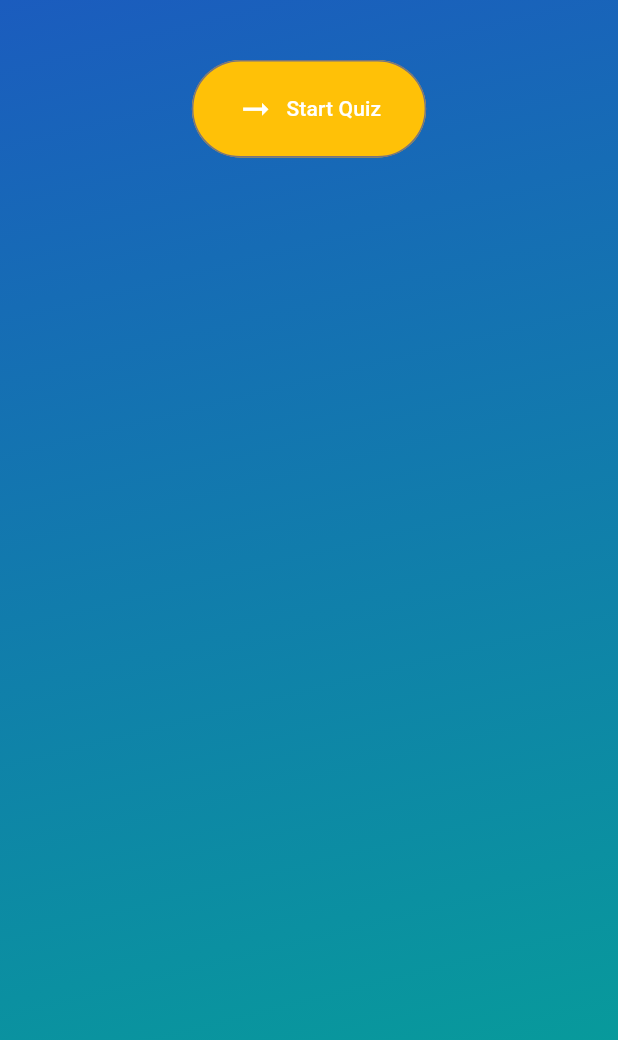
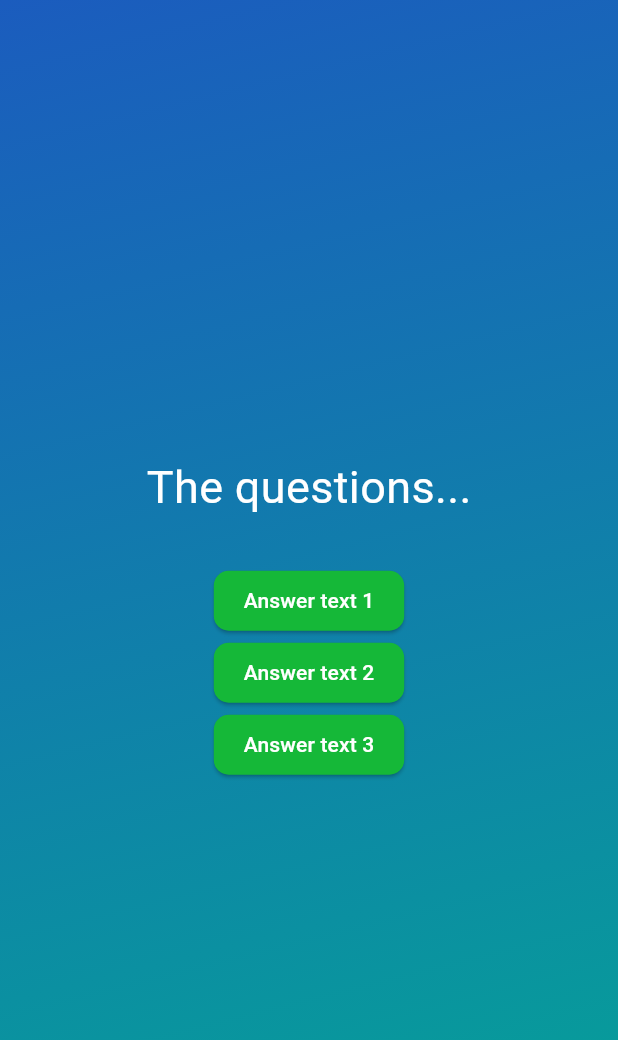
Before and after one commit to jonnywintech/flutter-quiz, a Flutter app: the screen it shows after launch, after a tap on "Start Quiz", on a phone screen of 412 x 824 dp. Shown: the top 1040 px of the screen. Run offline on Flutter 3.47's test engine with Material 3 defaults, Android fonts, the phone set to English and light mode, and no system bars.

Commit message:
building questions

```diff
--- /dev/null
+++ b/lib/answer_button.dart
@@ -0,0 +1,30 @@
+import 'package:flutter/material.dart';
+
+class AnswerButton extends StatelessWidget {
+  const AnswerButton({
+    required this.answerText,
+    required this.onTap,
+    super.key,
+  });
+
+  final String answerText;
+  final void Function() onTap;
+
+  @override
+  Widget build(BuildContext context) {
+    return ElevatedButton(
+      onPressed: () {
+        onTap();
+      },
+      style: ElevatedButton.styleFrom(
+        backgroundColor: const Color.fromARGB(255, 21, 184, 56),
+        foregroundColor: Colors.white,
+        shape: RoundedRectangleBorder(
+          borderRadius: BorderRadiusGeometry.circular(10),
+        ),
+        padding: EdgeInsets.symmetric(horizontal: 20, vertical: 10),
+      ),
+      child: Text(answerText),
+    );
+  }
+}
--- /dev/null
+++ b/lib/models/quiz_questions.dart
@@ -0,0 +1,6 @@
+class QuizQuestion {
+  const QuizQuestion(this.text, this.answers);
+
+  final String text;
+  final List<String> answers;
+}
--- /dev/null
+++ b/lib/questions.dart
@@ -0,0 +1,55 @@
+import 'package:quiz_app/models/quiz_questions.dart';
+
+const questions = [
+  QuizQuestion(
+    'What are the main building blocks of Flutter UIs?',
+    [
+      'Widgets',
+      'Components',
+      'Blocks',
+      'Functions',
+    ],
+  ),
+  QuizQuestion('How are Flutter UIs built?', [
+    'By combining widgets in code',
+    'By combining widgets in a visual editor',
+    'By defining widgets in config files',
+    'By using XCode for iOS and Android Studio for Android',
+  ]),
+  QuizQuestion(
+    'What\'s the purpose of a StatefulWidget?',
+    [
+      'Update UI as data changes',
+      'Update data as UI changes',
+      'Ignore data changes',
+      'Render UI that does not depend on data',
+    ],
+  ),
+  QuizQuestion(
+    'Which widget should you try to use more often: StatelessWidget or StatefulWidget?',
+    [
+      'StatelessWidget',
+      'StatefulWidget',
+      'Both are equally good',
+      'None of the above',
+    ],
+  ),
+  QuizQuestion(
+    'What happens if you change data in a StatelessWidget?',
+    [
+      'The UI is not updated',
+      'The UI is updated',
+      'The closest StatefulWidget is updated',
+      'Any nested StatefulWidgets are updated',
+    ],
+  ),
+  QuizQuestion(
+    'How should you update data inside of StatefulWidgets?',
+    [
+      'By calling setState()',
+      'By calling updateData()',
+      'By calling updateUI()',
+      'By calling updateState()',
+    ],
+  ),
+];
--- a/lib/questions_screen.dart
+++ b/lib/questions_screen.dart
@@ -1,7 +1,11 @@
 import 'package:flutter/material.dart';
+import 'package:quiz_app/answer_button.dart';
+// import 'package:quiz_app/questions.dart';
 
 class QuestionsScreen extends StatefulWidget {
   const QuestionsScreen({super.key});
+
+  // final currentQuestion = question[0];
 
   @override
   State<QuestionsScreen> createState() => _QuestionsScreenState();
@@ -11,21 +15,16 @@ class _QuestionsScreenState extends State<QuestionsScreen> {
   @override
   Widget build(BuildContext context) {
     return Column(
+      mainAxisAlignment: MainAxisAlignment.center,
       children: [
-        OutlinedButton.icon(
-          onPressed: () {},
-          style: OutlinedButton.styleFrom(
-            backgroundColor: Colors.amber,
-            foregroundColor: Colors.white,
-            padding: EdgeInsets.fromLTRB(30, 20, 30, 20),
-          ),
-
-          label: Text('Start Quiz'),
-          icon: Icon(
-            Icons.arrow_right_alt_outlined,
-            size: 25,
-          ),
+        Text(
+          'The questions...',
+          style: TextStyle(color: Colors.white, fontSize: 30),
         ),
+        SizedBox(height: 30),
+        AnswerButton(answerText: 'Answer text 1', onTap: () {}),
+        AnswerButton(answerText: 'Answer text 2', onTap: () {}),
+        AnswerButton(answerText: 'Answer text 3', onTap: () {}),
       ],
     );
   }
```
